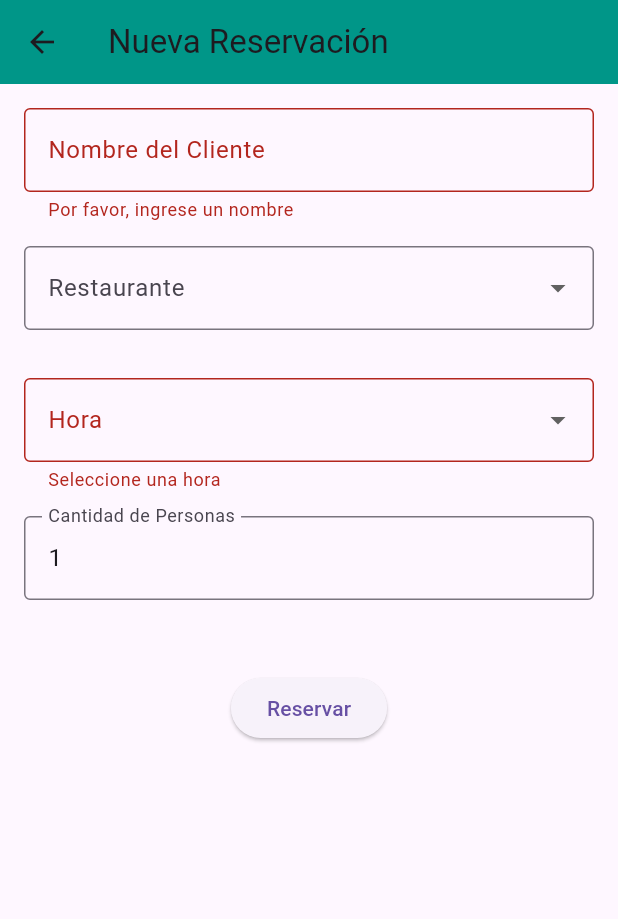
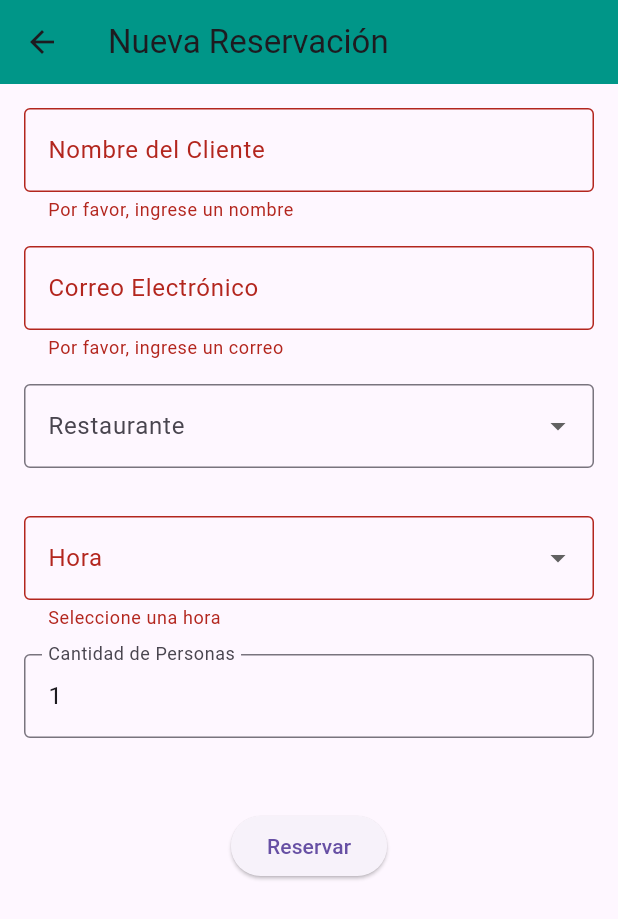
Before and after one commit to Jony1110/Restaurante_Flutter, a Flutter app: the NuevaReservacionPage screen opened directly, after a tap on "Reservar", on a phone screen of 412 x 824 dp. Shown: the top 919 px of the screen. Run offline on Flutter 3.47's test engine with Material 3 defaults, Android fonts, the phone set to English and light mode, and no system bars; our stand-ins replace google_maps_flutter, pdf, printing; missing offline and left inert: mailer.

Commit message:
Confirmacion por correo

```diff
--- a/lib/models/reservacion.dart
+++ b/lib/models/reservacion.dart
@@ -1,14 +1,18 @@
+// Jonathan Frias;
+
 import 'restaurante.dart';
 
 class Reservacion {
-  String nombreCliente;
-  int cantidadPersonas;
-  Restaurante restaurante;
-  Sucursal sucursal;
-  String hora;
+  final String nombreCliente;
+  final String correoCliente;
+  final int cantidadPersonas;
+  final Restaurante restaurante;
+  final Sucursal sucursal;
+  final String hora;
 
   Reservacion({
     required this.nombreCliente,
+    required this.correoCliente,
     required this.cantidadPersonas,
     required this.restaurante,
     required this.sucursal,
--- a/lib/pages/mapa_restaurante_page.dart
+++ b/lib/pages/mapa_restaurante_page.dart
@@ -1,5 +1,6 @@
 import 'package:flutter/material.dart';
 import 'package:google_maps_flutter/google_maps_flutter.dart';
+// Jonathan Frias;
 
 class MapaRestaurantePage extends StatefulWidget {
   const MapaRestaurantePage({super.key});
@@ -9,8 +10,8 @@ class MapaRestaurantePage extends StatefulWidget {
 }
 
 class MapaRestaurantePageState extends State<MapaRestaurantePage> {
-  // Configura la ubicación del restaurante
-  final LatLng _ubicacionRestaurante = const LatLng(37.7749, -122.4194); // Lat y Long del restaurante
+
+  final LatLng _ubicacionRestaurante = const LatLng(37.7749, -122.4194);
 
   GoogleMapController? _mapController;
 
--- a/lib/pages/nueva_reservacion_page.dart
+++ b/lib/pages/nueva_reservacion_page.dart
@@ -1,7 +1,9 @@
 import 'package:flutter/material.dart';
-import 'package:google_maps_flutter/google_maps_flutter.dart'; // Importa el paquete de Google Maps
+import 'package:google_maps_flutter/google_maps_flutter.dart';
 import '../models/restaurante.dart';
 import '../models/reservacion.dart';
+import '../pages/servicio_correo.dart';
+// Jonathan Frias;
 
 List<Reservacion> reservaciones = [];
 
@@ -15,6 +17,7 @@ class NuevaReservacionPage extends StatefulWidget {
 class NuevaReservacionPageState extends State<NuevaReservacionPage> {
   final _formKey = GlobalKey<FormState>();
   String nombreCliente = '';
+  String correoCliente = '';
   int cantidadPersonas = 1;
   Restaurante? restauranteSeleccionado;
   Sucursal? sucursalSeleccionada;
@@ -76,7 +79,7 @@ class NuevaReservacionPageState extends State<NuevaReservacionPage> {
   GoogleMapController? _mapController;
   LatLng? _ubicacionRestaurante;
 
-  // Función para calcular cupos disponibles por sucursal
+
   int cuposDisponiblesPorSucursal(Sucursal sucursal, String hora) {
     int reservacionesActuales = reservaciones
         .where((r) => r.sucursal.nombre == sucursal.nombre && r.hora == hora)
@@ -101,7 +104,7 @@ class NuevaReservacionPageState extends State<NuevaReservacionPage> {
       _mapController?.animateCamera(CameraUpdate.newLatLng(_ubicacionRestaurante!));
     } else {
       setState(() {
-        _ubicacionRestaurante = null; // Limpiar la ubicación cuando no hay sucursal
+        _ubicacionRestaurante = null;
       });
     }
   }
@@ -110,7 +113,7 @@ class NuevaReservacionPageState extends State<NuevaReservacionPage> {
     _mapController = controller;
   }
 
-  void _realizarReservacion() {
+  void _realizarReservacion() async {
   if (_formKey.currentState!.validate()) {
     _formKey.currentState!.save();
 
@@ -118,6 +121,7 @@ class NuevaReservacionPageState extends State<NuevaReservacionPage> {
       if (sucursalSeleccionada != null) {
         final nuevaReservacion = Reservacion(
           nombreCliente: nombreCliente,
+          correoCliente: correoCliente,
           cantidadPersonas: cantidadPersonas,
           restaurante: restauranteSeleccionado!,
           sucursal: sucursalSeleccionada!,
@@ -126,16 +130,36 @@ class NuevaReservacionPageState extends State<NuevaReservacionPage> {
 
         reservaciones.add(nuevaReservacion);
 
-          ScaffoldMessenger.of(context).showSnackBar(const SnackBar(content: Text('Reservación realizada')));
+
+        final emailService = EmailService();
+        try {
+          await emailService.sendReservationEmail(
+            recipientEmail: correoCliente,
+            nombreCliente: nombreCliente,
+            restaurante: restauranteSeleccionado!.nombre,
+            sucursal: sucursalSeleccionada!.nombre,
+            hora: horaSeleccionada!,
+            cantidadPersonas: cantidadPersonas,
+          );
+          ScaffoldMessenger.of(context).showSnackBar(
+              const SnackBar(content: Text('Reservación realizada y correo enviado')));
+        } catch (e) {
+          ScaffoldMessenger.of(context).showSnackBar(
+              const SnackBar(content: Text('Reservación realizada, pero no se pudo enviar el correo')));
+        }
+
         Navigator.pop(context);
       } else {
-          ScaffoldMessenger.of(context).showSnackBar(const SnackBar(content: Text('Seleccione una sucursal')));
+        ScaffoldMessenger.of(context)
+            .showSnackBar(const SnackBar(content: Text('Seleccione una sucursal')));
       }
     } else {
-        ScaffoldMessenger.of(context).showSnackBar(const SnackBar(content: Text('No hay suficientes cupos disponibles')));
+      ScaffoldMessenger.of(context).showSnackBar(
+          const SnackBar(content: Text('No hay suficientes cupos disponibles')));
     }
   }
 }
+
 
   @override
   Widget build(BuildContext context) {
@@ -160,12 +184,21 @@ class NuevaReservacionPageState extends State<NuevaReservacionPage> {
                   validator: (value) => value!.isEmpty ? 'Por favor, ingrese un nombre' : null,
                 ),
                 const SizedBox(height: 16),
+                TextFormField(
+                  decoration: const InputDecoration(
+                    labelText: 'Correo Electrónico',
+                    border: OutlineInputBorder(),
+                  ),
+                  onSaved: (value) => correoCliente = value!,
+                  validator: (value) => value!.isEmpty ? 'Por favor, ingrese un correo' : null,
+                ),
+                const SizedBox(height: 16),
                 DropdownButtonFormField<Restaurante>(
                   decoration: const InputDecoration(
                     labelText: 'Restaurante',
                     border: OutlineInputBorder(),
                   ),
-                  value: restauranteSeleccionado, // Inicializar el valor
+                  value: restauranteSeleccionado,
                   items: restaurantes.map((r) {
                     return DropdownMenuItem<Restaurante>(
                       value: r,
@@ -175,21 +208,21 @@ class NuevaReservacionPageState extends State<NuevaReservacionPage> {
                   onChanged: (value) {
                     setState(() {
                       restauranteSeleccionado = value;
-                      sucursalSeleccionada = null; // Reiniciar sucursal seleccionada
+                      sucursalSeleccionada = null;
                       _actualizarCuposRestantes();
-                      _actualizarSucursal(null); // Limpiar mapa
+                      _actualizarSucursal(null);
                     });
                   },
                 ),
                 const SizedBox(height: 16),
-                // Mostrar solo si se ha seleccionado un restaurante
+
                 if (restauranteSeleccionado != null)
                   DropdownButtonFormField<Sucursal>(
                     decoration: const InputDecoration(
                       labelText: 'Sucursal',
                       border: OutlineInputBorder(),
                     ),
-                    value: sucursalSeleccionada, // Inicializar el valor
+                    value: sucursalSeleccionada,
                     items: restauranteSeleccionado?.sucursales.map((s) {
                       return DropdownMenuItem<Sucursal>(
                         value: s,
@@ -211,7 +244,7 @@ class NuevaReservacionPageState extends State<NuevaReservacionPage> {
                     labelText: 'Hora',
                     border: OutlineInputBorder(),
                   ),
-                  value: horaSeleccionada, // Inicializar el valor
+                  value: horaSeleccionada,
                   items: horas.map((h) {
                     return DropdownMenuItem<String>(
                       value: h,
@@ -247,7 +280,7 @@ class NuevaReservacionPageState extends State<NuevaReservacionPage> {
                   },
                 ),
                 const SizedBox(height: 16),
-                // Mostrar cupos restantes con color
+
                 if (cuposRestantes != null)
                   Text(
                     cuposRestantes! > 0
@@ -256,13 +289,13 @@ class NuevaReservacionPageState extends State<NuevaReservacionPage> {
                     style: TextStyle(
                       fontSize: 16,
                       fontWeight: FontWeight.bold,
-                      color: cuposRestantes! > 0 ? Colors.green : Colors.red, // Color según disponibilidad
+                      color: cuposRestantes! > 0 ? Colors.green : Colors.red,
                     ),
                   ),
                 const SizedBox(height: 16),
-                // Agregamos el mapa
+
                 if (_ubicacionRestaurante != null)
-                  Container(
+                  SizedBox(
                     height: 300,
                     width: double.infinity,
                     child: GoogleMap(
--- a/lib/pages/ver_reservaciones_page.dart
+++ b/lib/pages/ver_reservaciones_page.dart
@@ -1,6 +1,6 @@
 import 'package:flutter/material.dart';
 import 'package:myapp/pages/nueva_reservacion_page.dart';
-// import '../models/reservacion.dart';  // Asegúrate de importar el archivo de reservacion
+// Jonathan Frias;
 
 class VerReservacionesPage extends StatelessWidget {
   const VerReservacionesPage({super.key});
--- a/pubspec.yaml
+++ b/pubspec.yaml
@@ -27,6 +27,8 @@ dependencies:
 
   url_launcher: ^6.1.7
 
+  mailer: ^6.1.2
+
 
 dev_dependencies:
   flutter_test:
```
Also changed, not shown: lib/pages/imprimir_reservaciones_page.dart (+5 -4 lines), lib/pages/servicio_correo.dart (added, +54 -0 lines), pubspec.lock. Lines whose indentation alone changed are shown as unchanged.
